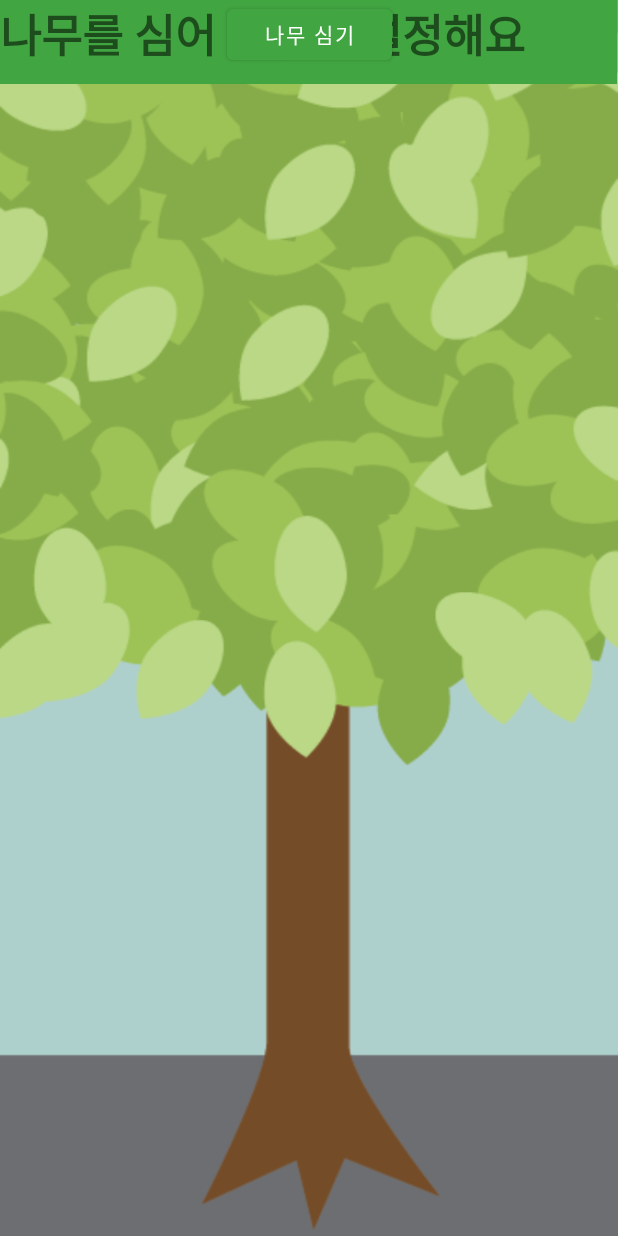
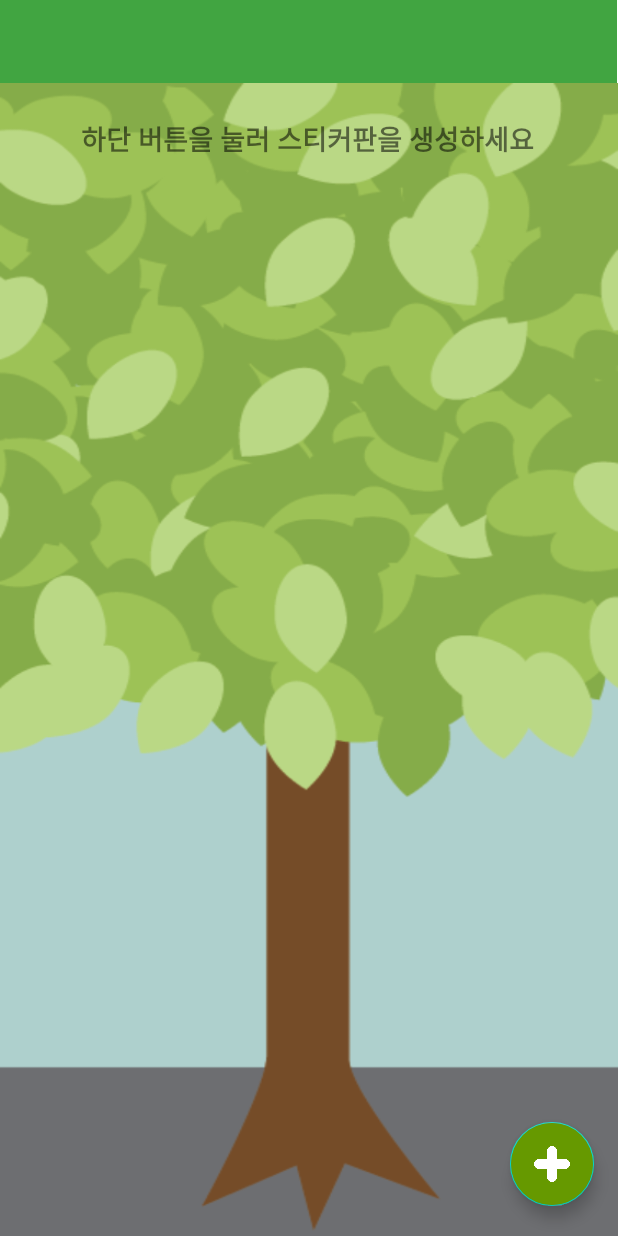
Before and after one commit to KwonKieun/sticker_forest, an Android app: the layout activity_treelist.xml on its own in the app's theme, with its tools: preview values and no code run, on a phone screen of 412 x 824 dp. Run offline under Robolectric (Android 15) with nearby library versions, the light colour scheme and no system bars.

Commit message:
git commit

```diff
--- a/app/src/main/java/com/example/sticker_forest/SplashActivity.java
+++ b/app/src/main/java/com/example/sticker_forest/SplashActivity.java
@@ -38,7 +38,7 @@ public class SplashActivity extends AppCompatActivity {
             finish();
         } else { //최초 실행이 아닌 경우
             Log.d("Is first Time?", "not first");
-            Intent intent = new Intent(getApplicationContext(), treelist3Activity.class);
+            Intent intent = new Intent(getApplicationContext(), treelistActivity.class);
             startActivity(intent); //다음화면으로 넘어감
             finish();
         }
--- a/app/src/main/java/com/example/sticker_forest/forestActivity.java
+++ b/app/src/main/java/com/example/sticker_forest/forestActivity.java
@@ -44,7 +44,7 @@ public class forestActivity extends AppCompatActivity {
 
 
                 Intent intent = new Intent(forestActivity.this,
-                        treelist3Activity.class);
+                        treelistActivity.class);
                 startActivity(intent);
             }
         });
--- a/app/src/main/java/com/example/sticker_forest/treelist3Activity.java
+++ b/app/src/main/java/com/example/sticker_forest/treelistActivity.java
@@ -24,7 +24,7 @@ import com.google.android.material.floatingactionbutton.FloatingActionButton;
 import java.util.ArrayList;
 import java.util.Collections;
 
-public class treelist3Activity extends AppCompatActivity {
+public class treelistActivity extends AppCompatActivity {
     ArrayList<ToDoModel> taskList;
     ToDoAdapter adapter;
     RecyclerView recyclerView;
@@ -45,7 +45,7 @@ public class treelist3Activity extends AppCompatActivity {
     @Override
     protected void onCreate(Bundle savedInstanceState) {
         super.onCreate(savedInstanceState);
-        setContentView(R.layout.activity_treelist3);
+        setContentView(R.layout.activity_treelist);
 
         textView = findViewById(R.id.nameTitle);
 
--- a/app/src/main/res/layout/activity_treelist.xml
+++ b/app/src/main/res/layout/activity_treelist.xml
@@ -1,16 +1,8 @@
 <?xml version="1.0" encoding="utf-8"?>
-<LinearLayout xmlns:android="http://schemas.android.com/apk/res/android"
+<RelativeLayout
+    xmlns:android="http://schemas.android.com/apk/res/android"
     xmlns:app="http://schemas.android.com/apk/res-auto"
     xmlns:tools="http://schemas.android.com/tools"
-    android:layout_width="match_parent"
-    android:layout_height="match_parent"
-    android:background="@drawable/main3"
-    android:orientation="vertical" >
-
-
-    <!--    맞는지 모름   -->
-
-    <androidx.constraintlayout.widget.ConstraintLayout
     android:layout_width="match_parent"
     android:layout_height="match_parent"
     tools:context=".MainActivity">
@@ -36,32 +28,75 @@
             android:textStyle="bold" />
     </androidx.appcompat.widget.Toolbar>
 
-        <TextView
-            android:id="@+id/textView5"
+    <LinearLayout
+        android:id="@+id/bottom_section"
+        android:layout_width="match_parent"
+        android:layout_height="wrap_content"
+        android:layout_alignParentBottom="true"
+        android:padding="10dp"
+        android:visibility="gone"
+        android:backgroundTint="@color/white">
+
+        <EditText
+            android:id="@+id/todo_text"
+            android:layout_width="0dp"
+            android:layout_height="wrap_content"
+            android:layout_marginRight="10dp"
+            android:layout_weight="1"
+            />
+        <androidx.appcompat.widget.AppCompatButton
+            android:id="@+id/add_btn"
             android:layout_width="wrap_content"
             android:layout_height="wrap_content"
-            android:text="나무를 심어 목표를 설정해요"
-            android:textSize="30sp"
+            android:enabled="false"
+            android:text="ADD"/>
+    </LinearLayout>
+    <LinearLayout
+        android:layout_width="match_parent"
+        android:layout_height="match_parent"
+        android:layout_above="@id/bottom_section"
+        android:layout_marginTop="55dp"
+        android:background="@drawable/main3">
+
+        <androidx.recyclerview.widget.RecyclerView
+            android:id="@+id/recycler_view"
+            android:layout_width="match_parent"
+            android:layout_height="match_parent"
+            android:layout_marginTop="55dp"/>
+
+    </LinearLayout>
+
+    <com.google.android.material.floatingactionbutton.FloatingActionButton
+        android:id="@+id/fab"
+        android:layout_width="wrap_content"
+        android:layout_height="wrap_content"
+        android:layout_alignParentEnd="true"
+        android:layout_alignParentBottom="true"
+        android:layout_marginEnd="16dp"
+        android:layout_marginBottom="20dp"
+        android:backgroundTint="@android:color/holo_green_dark"
+        app:srcCompat="@drawable/ic_add"
+        app:tint="@android:color/white"/>
+
+    <androidx.constraintlayout.widget.ConstraintLayout
+        android:layout_width="match_parent"
+        android:layout_height="wrap_content"
+        android:layout_alignParentEnd="true"
+        android:layout_marginTop="55dp"
+        android:layout_marginEnd="0dp">
+
+        <TextView
+            android:id="@+id/textView15"
+            android:layout_width="416dp"
+            android:layout_height="51dp"
+            android:layout_gravity="center"
+            android:text="\n하단 버튼을 눌러 스티커판을 생성하세요"
+            android:textAlignment="center"
+            android:textSize="18sp"
             android:textStyle="bold"
-            tools:ignore="MissingConstraints"
-            tools:layout_editor_absoluteX="27dp"
-            tools:layout_editor_absoluteY="84dp" />
-
-        <Button
-            android:id="@+id/btnNewActivity2"
-            android:layout_width="110dp"
-            android:layout_height="46dp"
-            android:layout_gravity="center"
-            android:baselineAligned="false"
-            android:text="나무 심기"
+            app:layout_constraintBottom_toBottomOf="parent"
             app:layout_constraintEnd_toEndOf="parent"
-            app:layout_constraintStart_toStartOf="parent"
-            tools:ignore="MissingConstraints"
-            tools:layout_editor_absoluteY="164dp" />
-
-
+            tools:ignore="MissingConstraints" />
     </androidx.constraintlayout.widget.ConstraintLayout>
 
-    <!--  여기까지  -->
-
-</LinearLayout>
+</RelativeLayout>
```
Also changed, not shown: app/src/main/AndroidManifest.xml (+2 -15 lines), app/src/main/java/com/example/sticker_forest/treeActivity.java (deleted, +0 -20 lines), app/src/main/res/layout/activity_forest.xml (+1 -7 lines), app/src/main/res/layout/activity_tree.xml (deleted, +0 -137 lines), app/src/main/res/layout/activity_treelist2.xml (deleted, +0 -64 lines), app/src/main/res/layout/activity_treelist3.xml (deleted, +0 -102 lines). Lines whose indentation alone changed are shown as unchanged.
